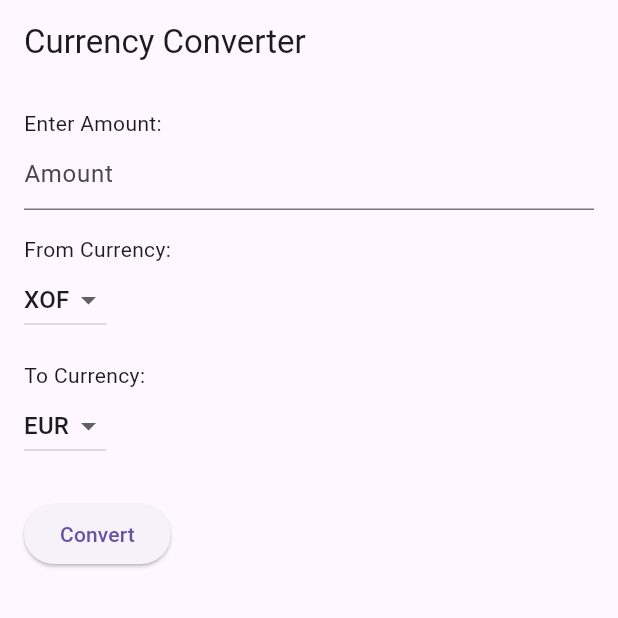
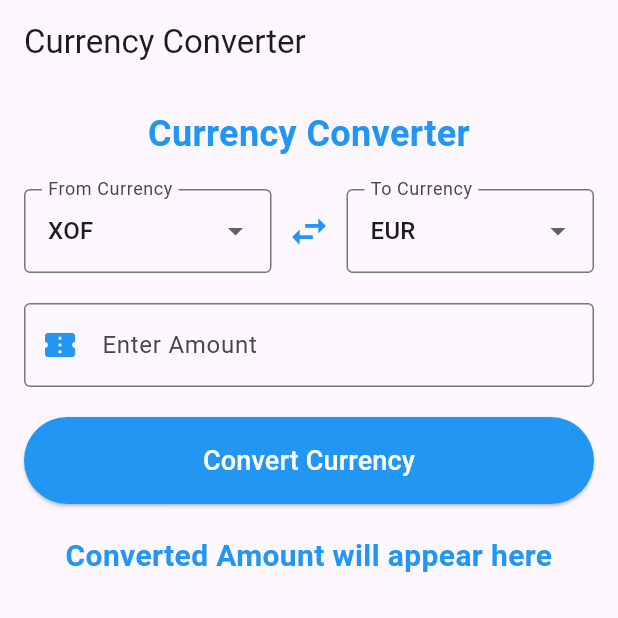
Before and after one commit to adama-traore-github/Convertions_de_devises, a Flutter app: the screen it shows after launch, on a phone screen of 412 x 824 dp, the top half of it. Run offline on Flutter 3.47's test engine with Material 3 defaults, Android fonts, the phone set to English and light mode, and no system bars; missing offline and left inert: currency_converter_pro.

Commit message:
refactor: extract method to improve code organization and adjust frontend layout

```diff
--- a/lib/main.dart
+++ b/lib/main.dart
@@ -1,6 +1,5 @@
 import 'package:flutter/material.dart';
-import 'package:http/http.dart' as http;
-import 'dart:convert';
+import 'convert_currency.dart';
 
 void main() {
   runApp(const MyApp());
@@ -14,57 +13,51 @@ class MyApp extends StatelessWidget {
     return MaterialApp(
       title: 'Currency Converter',
       theme: ThemeData(primarySwatch: Colors.blue),
-      home: const CurrencyConverterPage(),
+      home: const CurrencyConverter(),
       debugShowCheckedModeBanner: false, // Supprime le badge DEBUG.
     );
   }
 }
 
-class CurrencyConverterPage extends StatefulWidget {
-  const CurrencyConverterPage({super.key});
+class CurrencyConverter extends StatefulWidget {
+  const CurrencyConverter({Key? key}) : super(key: key);
 
   @override
-  CurrencyConverterPageState createState() => CurrencyConverterPageState();
+  _CurrencyConverterState createState() => _CurrencyConverterState();
 }
 
-class CurrencyConverterPageState extends State<CurrencyConverterPage> {
+class _CurrencyConverterState extends State<CurrencyConverter> {
   final TextEditingController _amountController = TextEditingController();
   String _convertedAmount = '';
-  String _fromCurrency = 'XOF'; // Devise source par défaut.
-  String _toCurrency = 'EUR'; // Devise cible par défaut.
-  final String apiKey = '0a2b9a31d496fe2ea770268d'; // Ta clé API.
+  String _fromCurrency = 'xof'; // Par défaut : Franc CFA (Afrique de l'Ouest)
+  String _toCurrency = 'eur'; // Par défaut : Euro
+  final List<String> _currencies = [
+    'xof', // Franc CFA (Afrique de l'Ouest)
+    'xaf', // Franc CFA (Afrique centrale)
+    'usd', // Dollar américain
+    'eur', // Euro
+  ];
 
   Future<void> _convertCurrency() async {
-    try {
-      final amount = double.tryParse(_amountController.text);
-      if (amount == null || amount <= 0) {
+    final double amount = double.tryParse(_amountController.text) ?? 0;
+    if (amount <= 0) {
       setState(() {
-          _convertedAmount = 'Please enter a valid amount.';
+        _convertedAmount = 'Enter a valid amount.';
       });
       return;
     }
 
-      final response = await http.get(Uri.parse(
-          'https://v6.exchangerate-api.com/v6/$apiKey/latest/$_fromCurrency'));
+    try {
+      final currencyService = CurrencyConverterService();
+      final result = await currencyService.convertCurrency(
+        amount: amount,
+        fromCurrency: _fromCurrency,
+        toCurrency: _toCurrency,
+      );
 
-      if (response.statusCode == 200) {
-        final rates = json.decode(response.body)['conversion_rates'];
-        final rate = rates[_toCurrency];
-        if (rate != null) {
       setState(() {
-            _convertedAmount =
-                '${(amount * rate).toStringAsFixed(2)} $_toCurrency';
+        _convertedAmount = '${result.toStringAsFixed(2)} ${_toCurrency.toUpperCase()}';
       });
-        } else {
-          setState(() {
-            _convertedAmount = 'Conversion rate not found.';
-          });
-        }
-      } else {
-        setState(() {
-          _convertedAmount = 'Failed to fetch rates.';
-        });
-      }
     } catch (e) {
       setState(() {
         _convertedAmount = 'Error: ${e.toString()}';
@@ -78,58 +71,103 @@ class CurrencyConverterPageState extends State<CurrencyConverterPage> {
       appBar: AppBar(title: const Text('Currency Converter')),
       body: Padding(
         padding: const EdgeInsets.all(16.0),
+        child: SingleChildScrollView(
           child: Column(
-          crossAxisAlignment: CrossAxisAlignment.start,
+            crossAxisAlignment: CrossAxisAlignment.stretch,
             children: [
-            const Text('Enter Amount:'),
+              const Text(
+                'Currency Converter',
+                style: TextStyle(
+                  fontSize: 24,
+                  fontWeight: FontWeight.bold,
+                  color: Colors.blue,
+                ),
+                textAlign: TextAlign.center,
+              ),
+              const SizedBox(height: 20),
+              Row(
+                children: [
+                  Expanded(
+                    child: DropdownButtonFormField<String>(
+                      value: _fromCurrency,
+                      items: _currencies.map((String currency) {
+                        return DropdownMenuItem<String>(
+                          value: currency,
+                          child: Text(currency.toUpperCase()),
+                        );
+                      }).toList(),
+                      onChanged: (value) {
+                        setState(() {
+                          _fromCurrency = value ?? 'xof';
+                        });
+                      },
+                      decoration: const InputDecoration(
+                        labelText: 'From Currency',
+                        border: OutlineInputBorder(),
+                      ),
+                    ),
+                  ),
+                  const SizedBox(width: 10),
+                  const Icon(Icons.swap_horiz, size: 30, color: Colors.blue),
+                  const SizedBox(width: 10),
+                  Expanded(
+                    child: DropdownButtonFormField<String>(
+                      value: _toCurrency,
+                      items: _currencies.map((String currency) {
+                        return DropdownMenuItem<String>(
+                          value: currency,
+                          child: Text(currency.toUpperCase()),
+                        );
+                      }).toList(),
+                      onChanged: (value) {
+                        setState(() {
+                          _toCurrency = value ?? 'eur';
+                        });
+                      },
+                      decoration: const InputDecoration(
+                        labelText: 'To Currency',
+                        border: OutlineInputBorder(),
+                      ),
+                    ),
+                  ),
+                ],
+              ),
+              const SizedBox(height: 20),
               TextField(
                 controller: _amountController,
                 keyboardType: TextInputType.number,
-              decoration: const InputDecoration(hintText: 'Amount'),
+                decoration: const InputDecoration(
+                  labelText: 'Enter Amount',
+                  border: OutlineInputBorder(),
+                  prefixIcon: Icon(Icons.confirmation_number, color: Colors.blue),
                 ),
-            const SizedBox(height: 16),
-            const Text('From Currency:'),
-            DropdownButton<String>(
-              value: _fromCurrency,
-              items: ['XOF', 'XAF', 'USD', 'EUR']
-                  .map((currency) => DropdownMenuItem(
-                        value: currency,
-                        child: Text(currency),
-                      ))
-                  .toList(),
-              onChanged: (value) {
-                setState(() {
-                  _fromCurrency = value!;
-                });
-              },
               ),
-            const SizedBox(height: 16),
-            const Text('To Currency:'),
-            DropdownButton<String>(
-              value: _toCurrency,
-              items: ['XOF', 'XAF', 'USD', 'EUR'] // Ajoute 'XOF' ici.
-                  .map((currency) => DropdownMenuItem(
-                        value: currency,
-                        child: Text(currency),
-                      ))
-                  .toList(),
-              onChanged: (value) {
-                setState(() {
-                  _toCurrency = value!;
-                });
-              },
-            ),
-            const SizedBox(height: 24),
+              const SizedBox(height: 20),
               ElevatedButton(
                 onPressed: _convertCurrency,
-              child: const Text('Convert'),
+                style: ElevatedButton.styleFrom(
+                  backgroundColor: Colors.blue,
+                  padding: const EdgeInsets.symmetric(vertical: 16.0),
                 ),
-            const SizedBox(height: 24),
+                child: const Text(
+                  'Convert Currency',
+                  style: TextStyle(fontSize: 18, color: Colors.white),
+                ),
+              ),
+              const SizedBox(height: 20),
               Text(
-              _convertedAmount,
-              style: const TextStyle(fontSize: 18, fontWeight: FontWeight.bold),
+                _convertedAmount.isEmpty
+                    ? 'Converted Amount will appear here'
+                    : _convertedAmount,
+                style: const TextStyle(
+                  fontSize: 20,
+                  fontWeight: FontWeight.bold,
+                  color: Colors.blue,
+                ),
+                textAlign: TextAlign.center,
               ),
             ],
+          ),
         ),
       ),
     );
--- a/pubspec.yaml
+++ b/pubspec.yaml
@@ -43,6 +43,7 @@ dependencies:
   folding_cell: ^1.0.2
   flutter_charts: ^0.5.2
   http: ^1.2.2
+  currency_converter_pro: ^0.0.7
 
 
 dev_dependencies:
```
Also changed, not shown: lib/convert_currency.dart (added, +21 -0 lines), pubspec.lock, 5 other files. Lines whose indentation alone changed are shown as unchanged.
